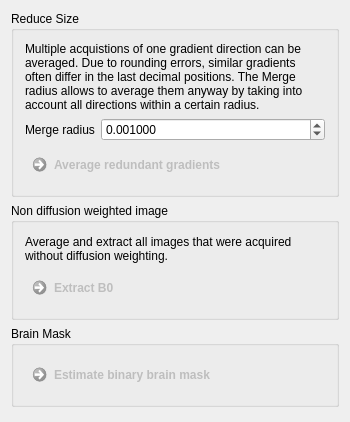
Old version of the form Modules/Bundles/org.mitk.gui.qt.diffusionimaging/src/internal/QmitkPreprocessingViewControls.ui in the repository MITK/MITK.
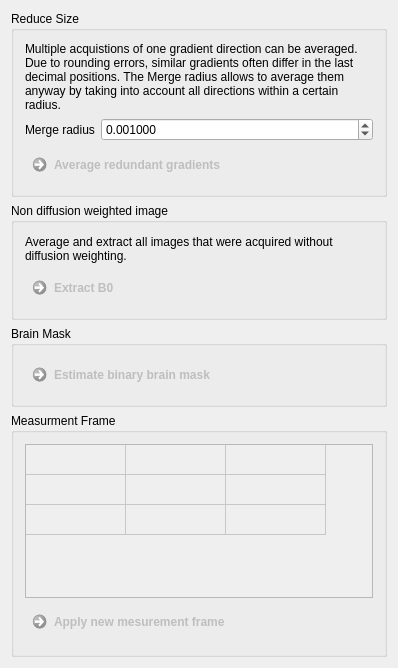
New version of the form.

Commit message: measurement frame editable

The edit to the form file:
```diff
--- a/Modules/Bundles/org.mitk.gui.qt.diffusionimaging/src/internal/QmitkPreprocessingViewControls.ui
+++ b/Modules/Bundles/org.mitk.gui.qt.diffusionimaging/src/internal/QmitkPreprocessingViewControls.ui
@@ -6,8 +6,8 @@
    <rect>
     <x>0</x>
     <y>0</y>
-    <width>350</width>
-    <height>422</height>
+    <width>398</width>
+    <height>668</height>
    </rect>
   </property>
   <property name="minimumSize">
@@ -195,6 +195,117 @@
      </layout>
     </widget>
    </item>
+   <item>
+    <widget class="QGroupBox" name="groupBox_4">
+     <property name="sizePolicy">
+      <sizepolicy hsizetype="Expanding" vsizetype="Expanding">
+       <horstretch>0</horstretch>
+       <verstretch>0</verstretch>
+      </sizepolicy>
+     </property>
+     <property name="title">
+      <string>Measurment Frame</string>
+     </property>
+     <layout class="QGridLayout" name="gridLayout">
+      <item row="0" column="0">
+       <widget class="QTableWidget" name="m_MeasurementFrameTable">
+        <property name="enabled">
+         <bool>false</bool>
+        </property>
+        <property name="sizePolicy">
+         <sizepolicy hsizetype="Preferred" vsizetype="Preferred">
+          <horstretch>0</horstretch>
+          <verstretch>0</verstretch>
+         </sizepolicy>
+        </property>
+        <property name="verticalScrollBarPolicy">
+         <enum>Qt::ScrollBarAlwaysOff</enum>
+        </property>
+        <property name="horizontalScrollBarPolicy">
+         <enum>Qt::ScrollBarAlwaysOff</enum>
+        </property>
+        <property name="showGrid">
+         <bool>true</bool>
+        </property>
+        <attribute name="horizontalHeaderVisible">
+         <bool>false</bool>
+        </attribute>
+        <attribute name="horizontalHeaderHighlightSections">
+         <bool>true</bool>
+        </attribute>
+        <attribute name="verticalHeaderVisible">
+         <bool>false</bool>
+        </attribute>
+        <attribute name="verticalHeaderHighlightSections">
+         <bool>true</bool>
+        </attribute>
+        <row>
+         <property name="text">
+          <string>New Row</string>
+         </property>
+        </row>
+        <row>
+         <property name="text">
+          <string>New Row</string>
+         </property>
+        </row>
+        <row>
+         <property name="text">
+          <string>New Row</string>
+         </property>
+        </row>
+        <column>
+         <property name="text">
+          <string>New Column</string>
+         </property>
+        </column>
+        <column>
+         <property name="text">
+          <string>New Column</string>
+         </property>
+        </column>
+        <column>
+         <property name="text">
+          <string>New Column</string>
+         </property>
+        </column>
+       </widget>
+      </item>
+      <item row="2" column="0">
+       <widget class="QCommandLinkButton" name="m_ModifyMeasurementFrame">
+        <property name="enabled">
+         <bool>false</bool>
+        </property>
+        <property name="toolTip">
+         <string/>
+        </property>
+        <property name="statusTip">
+         <string/>
+        </property>
+        <property name="whatsThis">
+         <string notr="true"/>
+        </property>
+        <property name="text">
+         <string>Apply new mesurement frame</string>
+        </property>
+       </widget>
+      </item>
+      <item row="3" column="0">
+       <spacer name="verticalSpacer_2">
+        <property name="orientation">
+         <enum>Qt::Vertical</enum>
+        </property>
+        <property name="sizeHint" stdset="0">
+         <size>
+          <width>20</width>
+          <height>40</height>
+         </size>
+        </property>
+       </spacer>
+      </item>
+     </layout>
+    </widget>
+   </item>
    <item>
     <spacer name="verticalSpacer">
      <property name="orientation">
```
Left out of the diff: 32 changed lines with no effect on the pictures. The commit also changes 4 other files.
